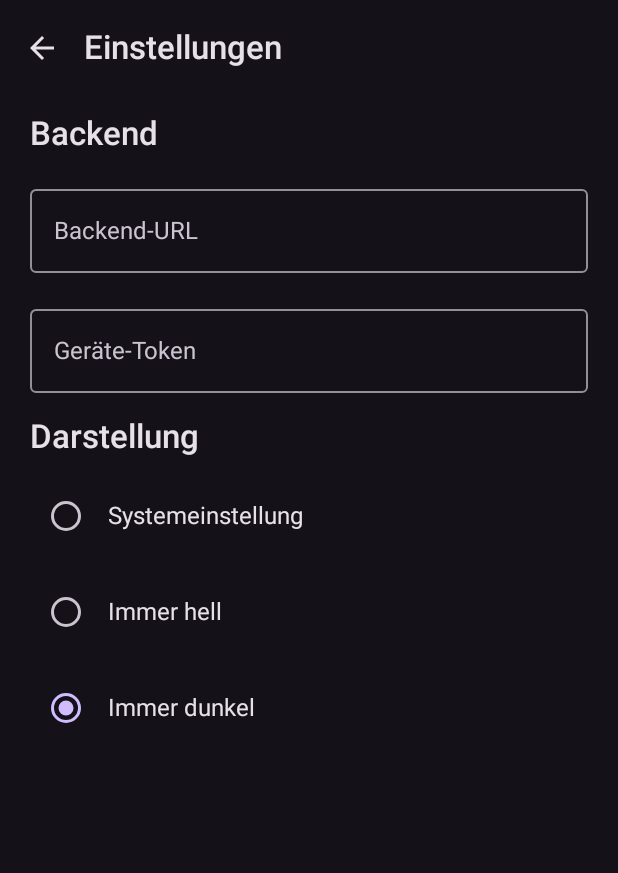
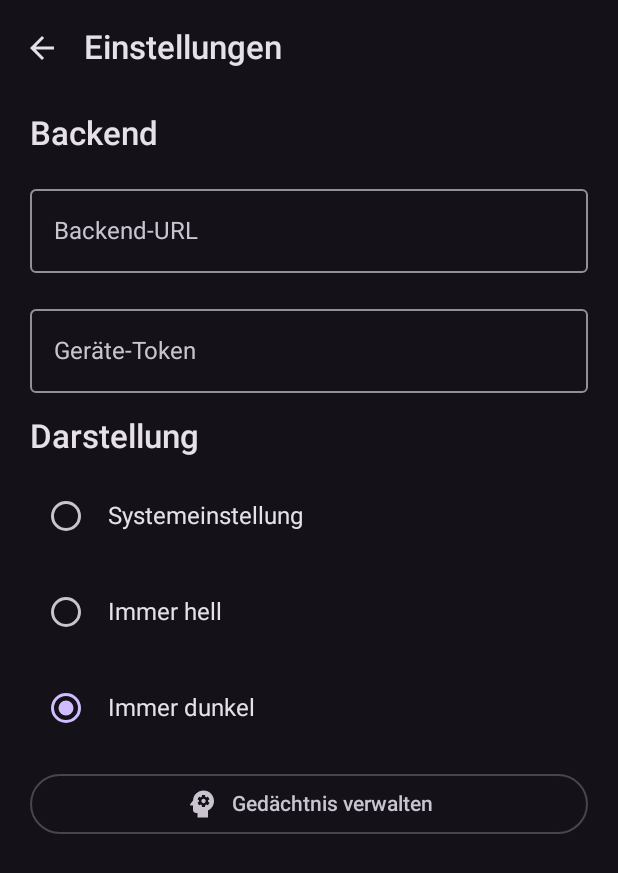
Before and after one commit to witzig0hast/ai, an Android app built with Jetpack Compose: the SettingsScreen screen opened through its navigation route, on a phone screen of 412 x 824 dp. Shown: the top 873 px of the screen. Run offline under Robolectric (Android 15) with nearby library versions, the phone set to English and light mode, and no system bars; network calls fail; 4 statements that could not run were skipped.

```diff
--- a/android/app/src/main/java/de/hastnetwork/jarvis/data/remote/JarvisApi.kt
+++ b/android/app/src/main/java/de/hastnetwork/jarvis/data/remote/JarvisApi.kt
@@ -7,6 +7,8 @@ import de.hastnetwork.jarvis.data.model.CalendarEvent
 import de.hastnetwork.jarvis.data.model.ConversationDetail
 import de.hastnetwork.jarvis.data.model.ConversationSummary
 import de.hastnetwork.jarvis.data.model.FileUploadResponse
+import de.hastnetwork.jarvis.data.model.MemoryFact
+import de.hastnetwork.jarvis.data.model.MemoryFactCreateRequest
 import de.hastnetwork.jarvis.data.model.Reminder
 import de.hastnetwork.jarvis.data.model.ReminderCreateRequest
 import de.hastnetwork.jarvis.data.model.StatusResponse
@@ -78,4 +80,13 @@ interface JarvisApi {
 
     @GET("api/briefing/today")
     suspend fun getTodayBriefing(): BriefingResponse
+
+    @GET("api/memory")
+    suspend fun getMemoryFacts(): List<MemoryFact>
+
+    @POST("api/memory")
+    suspend fun createMemoryFact(@Body body: MemoryFactCreateRequest): MemoryFact
+
+    @DELETE("api/memory/{id}")
+    suspend fun deleteMemoryFact(@Path("id") id: String): Response<Void>
 }
--- a/android/app/src/main/java/de/hastnetwork/jarvis/di/AppContainer.kt
+++ b/android/app/src/main/java/de/hastnetwork/jarvis/di/AppContainer.kt
@@ -12,6 +12,7 @@ import de.hastnetwork.jarvis.data.remote.VoiceSocket
 import de.hastnetwork.jarvis.data.repository.AgentRepository
 import de.hastnetwork.jarvis.data.repository.BriefingRepository
 import de.hastnetwork.jarvis.data.repository.ConversationRepository
+import de.hastnetwork.jarvis.data.repository.MemoryRepository
 import de.hastnetwork.jarvis.data.repository.ReminderRepository
 import de.hastnetwork.jarvis.data.repository.StatusRepository
 import de.hastnetwork.jarvis.data.repository.VoiceRepository
@@ -88,6 +89,7 @@ class AppContainer(private val appContext: Context) {
     val statusRepository = StatusRepository(api)
     val reminderRepository = ReminderRepository(api)
     val briefingRepository = BriefingRepository(api)
+    val memoryRepository = MemoryRepository(api)
 
     init {
         applicationScope.launch {
--- a/android/app/src/main/java/de/hastnetwork/jarvis/ui/components/ToolCallIndicator.kt
+++ b/android/app/src/main/java/de/hastnetwork/jarvis/ui/components/ToolCallIndicator.kt
@@ -29,6 +29,9 @@ fun toolCallFriendlyLabel(name: String): String = when (name) {
     "cancel_reminder" -> "storniere Erinnerung"
     "home_assistant_call_service", "home_assistant_get_state" -> "spreche mit Home Assistant"
     "trigger_n8n_workflow" -> "starte n8n-Workflow"
+    "remember_fact" -> "merke mir das"
+    "list_remembered_facts" -> "prüfe Gedächtnis"
+    "forget_fact" -> "vergesse das"
     else -> name
 }
 
--- a/android/app/src/main/java/de/hastnetwork/jarvis/ui/navigation/JarvisNavHost.kt
+++ b/android/app/src/main/java/de/hastnetwork/jarvis/ui/navigation/JarvisNavHost.kt
@@ -10,6 +10,7 @@ import androidx.navigation.navArgument
 import de.hastnetwork.jarvis.ui.screens.chat.ChatScreen
 import de.hastnetwork.jarvis.ui.screens.history.HistoryScreen
 import de.hastnetwork.jarvis.ui.screens.home.HomeScreen
+import de.hastnetwork.jarvis.ui.screens.memory.MemoryScreen
 import de.hastnetwork.jarvis.ui.screens.reminders.RemindersScreen
 import de.hastnetwork.jarvis.ui.screens.settings.SettingsScreen
 import de.hastnetwork.jarvis.ui.screens.voice.VoiceScreen
@@ -26,6 +27,7 @@ object JarvisDestinations {
     const val HISTORY = "history"
     const val SETTINGS = "settings"
     const val REMINDERS = "reminders"
+    const val MEMORY = "memory"
 
     private const val VOICE_BASE = "voice"
     private const val CHAT_BASE = "chat"
@@ -110,11 +112,18 @@ fun JarvisNavHost(navController: NavHostController = rememberNavController()) {
         }
 
         composable(JarvisDestinations.SETTINGS) {
-            SettingsScreen(onBack = { navController.popBackStack() })
+            SettingsScreen(
+                onBack = { navController.popBackStack() },
+                onOpenMemory = { navController.navigate(JarvisDestinations.MEMORY) },
+            )
         }
 
         composable(JarvisDestinations.REMINDERS) {
             RemindersScreen(onBack = { navController.popBackStack() })
         }
+
+        composable(JarvisDestinations.MEMORY) {
+            MemoryScreen(onBack = { navController.popBackStack() })
+        }
     }
 }
--- a/android/app/src/main/java/de/hastnetwork/jarvis/ui/screens/settings/SettingsScreen.kt
+++ b/android/app/src/main/java/de/hastnetwork/jarvis/ui/screens/settings/SettingsScreen.kt
@@ -8,10 +8,12 @@ import androidx.compose.foundation.layout.padding
 import androidx.compose.foundation.selection.selectable
 import androidx.compose.material.icons.Icons
 import androidx.compose.material.icons.automirrored.filled.ArrowBack
+import androidx.compose.material.icons.filled.Psychology
 import androidx.compose.material3.ExperimentalMaterial3Api
 import androidx.compose.material3.Icon
 import androidx.compose.material3.IconButton
 import androidx.compose.material3.MaterialTheme
+import androidx.compose.material3.OutlinedButton
 import androidx.compose.material3.OutlinedTextField
 import androidx.compose.material3.RadioButton
 import androidx.compose.material3.Scaffold
@@ -34,7 +36,7 @@ import de.hastnetwork.jarvis.data.local.DarkModeOverride
 
 @OptIn(ExperimentalMaterial3Api::class)
 @Composable
-fun SettingsScreen(onBack: () -> Unit) {
+fun SettingsScreen(onBack: () -> Unit, onOpenMemory: () -> Unit) {
     val app = LocalContext.current.applicationContext as JarvisApp
     val viewModel: SettingsViewModel = viewModel(
         factory = viewModelFactory {
@@ -107,6 +109,11 @@ fun SettingsScreen(onBack: () -> Unit) {
                     Text(text = label, modifier = Modifier.padding(start = 4.dp))
                 }
             }
+
+            OutlinedButton(onClick = onOpenMemory, modifier = Modifier.fillMaxWidth()) {
+                Icon(Icons.Filled.Psychology, contentDescription = null, modifier = Modifier.padding(end = 8.dp))
+                Text(stringResource(R.string.settings_manage_memory))
+            }
         }
     }
 }
--- a/android/app/src/main/res/values/strings.xml
+++ b/android/app/src/main/res/values/strings.xml
@@ -60,6 +60,12 @@
     <string name="settings_dark_mode_light">Immer hell</string>
     <string name="settings_dark_mode_dark">Immer dunkel</string>
     <string name="settings_saved">Gespeichert</string>
+    <string name="settings_manage_memory">Gedächtnis verwalten</string>
+
+    <!-- Memory -->
+    <string name="memory_title">Gedächtnis</string>
+    <string name="memory_empty">Jarvis hat sich noch nichts gemerkt.</string>
+    <string name="memory_delete">Vergessen</string>
 
     <!-- Reminders -->
     <string name="reminders_title">Erinnerungen</string>
```
Also changed, not shown: android/app/src/main/java/de/hastnetwork/jarvis/data/model/MemoryFact.kt (added, +16 -0 lines), android/app/src/main/java/de/hastnetwork/jarvis/data/repository/MemoryRepository.kt (added, +26 -0 lines), android/app/src/main/java/de/hastnetwork/jarvis/ui/screens/memory/MemoryScreen.kt (added, +104 -0 lines), android/app/src/main/java/de/hastnetwork/jarvis/ui/screens/memory/MemoryViewModel.kt (added, +50 -0 lines), 1 other file.
